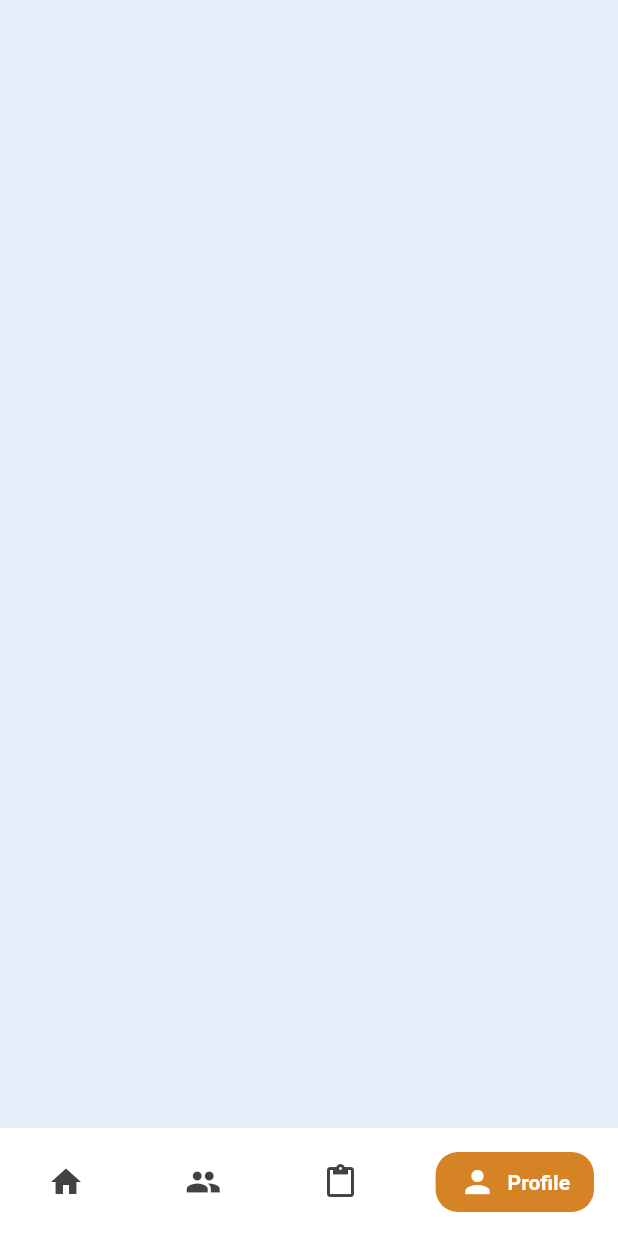
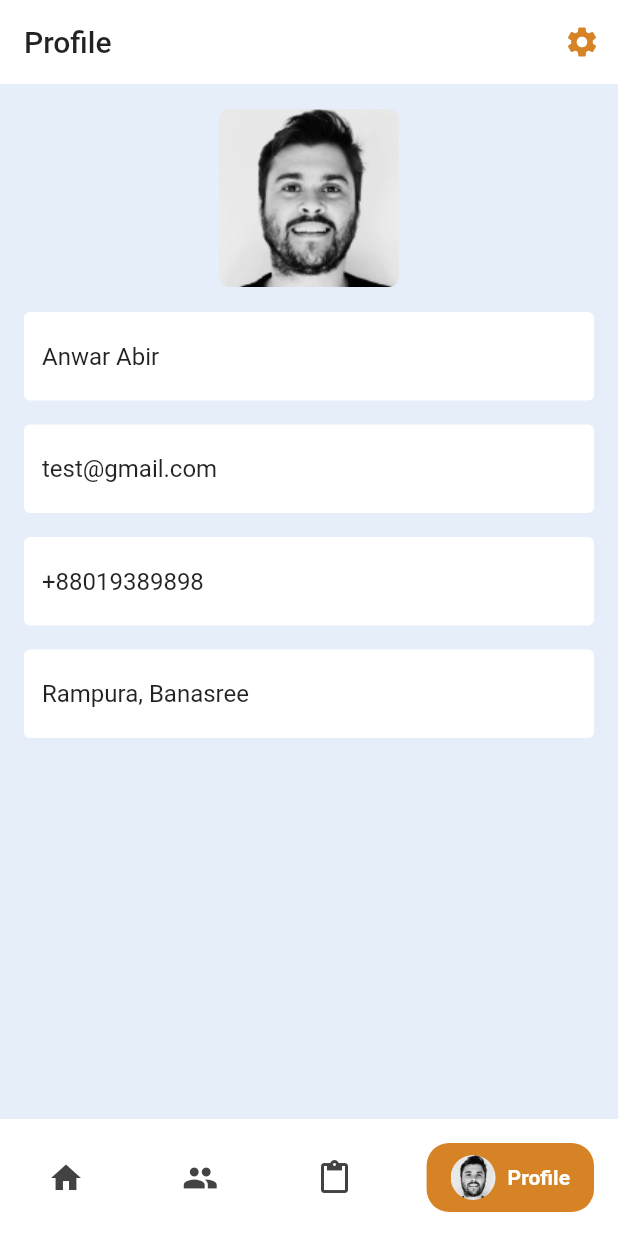
Before and after one commit to AndreaCavallo98/booking_lecture, a Flutter app: the DashBoard screen opened directly, item 4 of the bottom bar chosen, on a phone screen of 412 x 824 dp. Run offline on Flutter 3.47's test engine with Material 2 defaults, Android fonts, the phone set to English and light mode, and no system bars; drawn by our look-alikes of google_nav_bar; our stand-ins replace badges, flutter_slidable, flutter_svg, form_field_validator, get, get_storage and 5 more; missing offline and left inert: dart:ffi, string_to_hex; accounts and stored records are empty; network calls fail.

```diff
--- a/lib/controller/course_controller.dart
+++ b/lib/controller/course_controller.dart
@@ -13,8 +13,8 @@ class CourseController extends GetxController {
     try {
       isLoading(true);
       http.Response response = await http.get(Uri.tryParse(
-          'http://192.168.1.8:8080/Prenotazioni0_war_exploded/ServletCourse')!);
-      //'http://localhost:8080/Prenotazioni0_war_exploded/ServletCourse')!);
+          //'http://192.168.1.8:8080/Prenotazioni0_war_exploded/ServletCourse')!);
+          'http://localhost:8080/Prenotazioni0_war_exploded/ServletCourse')!);
       if (response.statusCode == 200) {
         var result = jsonDecode(response.body);
         courseList = List.from(result).map((e) => Course.fromJson(e)).toList();
--- a/lib/controller/teacher_controller.dart
+++ b/lib/controller/teacher_controller.dart
@@ -17,8 +17,8 @@ class TeacherController extends GetxController {
     try {
       isLoading(true);
       http.Response response = await http.get(Uri.tryParse(
-          'http://192.168.1.8:8080/Prenotazioni0_war_exploded/ServletTeacher?type=$type&courseid=$filterCourseId&avaliabledate=$filterDate&maxhourlyrate=$filterMaxHourlyRate')!);
-      //'http://localhost:8080/Prenotazioni0_war_exploded/ServletTeacher?type=$type&courseid=$filterCourseId&avaliabledate=$filterDate&maxhourlyrate=$filterMaxHourlyRate')!);
+          //'http://192.168.1.8:8080/Prenotazioni0_war_exploded/ServletTeacher?type=$type&courseid=$filterCourseId&avaliabledate=$filterDate&maxhourlyrate=$filterMaxHourlyRate')!);
+          'http://localhost:8080/Prenotazioni0_war_exploded/ServletTeacher?type=$type&courseid=$filterCourseId&avaliabledate=$filterDate&maxhourlyrate=$filterMaxHourlyRate')!);
       if (response.statusCode == 200) {
         var result = jsonDecode(response.body);
         teacherList =
@@ -52,8 +52,8 @@ class TeacherController extends GetxController {
   getMaxHourlyRateVaule() async {
     try {
       http.Response response = await http.get(Uri.tryParse(
-          'http://192.168.1.8:8080/Prenotazioni0_war_exploded/ServletTeacher?type=maxhourlyrate')!);
-      //'http://localhost:8080/Prenotazioni0_war_exploded/ServletTeacher?type=maxhourlyrate')!);
+          //'http://192.168.1.8:8080/Prenotazioni0_war_exploded/ServletTeacher?type=maxhourlyrate')!);
+          'http://localhost:8080/Prenotazioni0_war_exploded/ServletTeacher?type=maxhourlyrate')!);
       print(response.body);
       if (response.statusCode == 200) {
         maxSliderHourlyRate = int.parse(response.body);
--- a/lib/screens/auth/components/sign_in_form.dart
+++ b/lib/screens/auth/components/sign_in_form.dart
@@ -49,15 +49,17 @@ class SignInForm extends StatelessWidget {
             width: double.infinity,
             child: ElevatedButton(
               onPressed: () async {
+                print("PREMUTO");
                 if (_formKey.currentState!.validate()) {
                   _formKey.currentState!.save();
                   AuthResponse authResponse = await authController.login(
                       _usernameController.text, _passwordController.text);
 
                   if (authResponse.authError == "") {
-                    Navigator.of(context).pushAndRemoveUntil(
+                    /*Navigator.of(context).pushAndRemoveUntil(
                         MaterialPageRoute(builder: (context) => DashBoard()),
-                        (Route route) => false);
+                        (Route route) => false);*/
+                    // Navigator.of(context).pop();
                   } else {
                     Get.snackbar("Authentication Error", authResponse.authError,
                         snackPosition: SnackPosition.BOTTOM,
--- a/lib/screens/dashboard/dashboard_screen.dart
+++ b/lib/screens/dashboard/dashboard_screen.dart
@@ -11,6 +11,7 @@ import '../../constants.dart';
 import '../../controller/booking_controller.dart';
 import '../booking/my_booking_screen.dart';
 import '../home/home_screen.dart';
+import '../profile/profile/profile_screen.dart';
 
 class DashBoard extends StatelessWidget {
   DashBoard({Key? key}) : super(key: key);
@@ -24,7 +25,7 @@ class DashBoard extends StatelessWidget {
     HomePage(),
     const TeacherScreen(),
     MyBookingScreen(),
-    Container()
+    ProfileScreen()
   ];
 
   @override
@@ -68,20 +69,25 @@ class DashBoard extends StatelessWidget {
                   active: navBarController.selectedIndex.value == 2,
                 ),
                 GButton(
+                  leading: ClipRRect(
+                    borderRadius: BorderRadius.circular(20.0),
+                    child: Image.asset(
+                      "assets/images/user_pic.png",
+                      height: 30,
+                      width: 30,
+                    ),
+                  ),
                   icon: Icons.person,
                   text: 'Profile',
                   active: navBarController.selectedIndex.value == 3,
                 )
               ],
-              onTabChange: (pageNum) {
+              onTabChange: (pageNum) async {
                 navBarController.changePageIndex(pageNum);
                 teacherController.filterCourseId = -1;
                 teacherController.filterDate = "";
                 teacherController.filterMaxHourlyRate = 0;
                 teacherController.searchInput = "";
-                if (pageNum == 3) {
-                  authController.logout();
-                }
               },
             ),
           ),
--- /dev/null
+++ b/lib/screens/profile/profile/profile_screen.dart
@@ -0,0 +1,94 @@
+import 'package:booking_lecture/controller/auth_controller.dart';
+import 'package:flutter/material.dart';
+import 'package:get/get.dart';
+
+import '../../../constants.dart';
+
+class ProfileScreen extends StatelessWidget {
+  ProfileScreen({Key? key}) : super(key: key);
+  AuthController authController = Get.find();
+
+  @override
+  Widget build(BuildContext context) {
+    return Scaffold(
+      appBar: AppBar(
+        title: Text("Profile"),
+        actions: [
+          IconButton(
+            onPressed: () => authController
+                .logout() /*Navigator.push(
+              authController.logout();
+
+
+              context,
+              MaterialPageRoute(
+                builder: (context) => /*SettingsScreen()*/ Container(),
+              ),
+            )*/
+            ,
+            icon: Icon(
+              Icons.settings,
+              color: primaryColor,
+            ),
+          ),
+        ],
+      ),
+      body: SingleChildScrollView(
+        padding: EdgeInsets.all(defaultPadding),
+        child: Column(
+          children: [
+            ClipRRect(
+              borderRadius:
+                  const BorderRadius.all(Radius.circular(defaultPadding / 2)),
+              child: Image.asset(
+                "assets/images/user_pic.png",
+                height: 120,
+                width: 120,
+              ),
+            ),
+            SizedBox(height: defaultPadding),
+            Form(
+              child: Column(
+                children: [
+                  TextFormField(
+                    initialValue: "Anwar Abir",
+                    decoration: inputDecoration.copyWith(hintText: "Name"),
+                  ),
+                  Padding(
+                    padding:
+                        const EdgeInsets.symmetric(vertical: defaultPadding),
+                    child: TextFormField(
+                      initialValue: "test@gmail.com",
+                      decoration: inputDecoration.copyWith(hintText: "Email"),
+                    ),
+                  ),
+                  TextFormField(
+                    initialValue: "+88019389898",
+                    decoration:
+                        inputDecoration.copyWith(hintText: "Phone Number"),
+                  ),
+                  Padding(
+                    padding:
+                        const EdgeInsets.symmetric(vertical: defaultPadding),
+                    child: TextFormField(
+                      initialValue: "Rampura, Banasree",
+                      decoration: inputDecoration.copyWith(hintText: "Address"),
+                    ),
+                  ),
+                ],
+              ),
+            ),
+          ],
+        ),
+      ),
+    );
+  }
+}
+
+const InputDecoration inputDecoration = InputDecoration(
+  filled: true,
+  fillColor: Colors.white,
+  border: OutlineInputBorder(borderSide: BorderSide.none),
+  enabledBorder: OutlineInputBorder(borderSide: BorderSide.none),
+  focusedBorder: OutlineInputBorder(borderSide: BorderSide.none),
+);
--- a/lib/screens/teacher/teacher_screen.dart
+++ b/lib/screens/teacher/teacher_screen.dart
@@ -43,7 +43,7 @@ class _TeacherScreenState extends State<TeacherScreen> {
                 SliverAppBar(
                   backgroundColor: Colors.white,
                   //title: Text("PROVAAAAAAA"),
-                  expandedHeight: 80,
+                  expandedHeight: 100,
                   flexibleSpace:
                       const CustomAppBar(text: "Teachers", title: "All"),
                 ),
@@ -52,7 +52,7 @@ class _TeacherScreenState extends State<TeacherScreen> {
             children: [
               Container(
                 color: Colors.white,
-                height: 100,
+                height: 80,
                 child: Padding(
                   padding: const EdgeInsets.all(defaultPadding),
                   child: TextField(
--- a/pubspec.yaml
+++ b/pubspec.yaml
@@ -51,6 +51,7 @@ dependencies:
   flutter_slidable: ^1.3.0
   lottie:
   smooth_star_rating: 1.0.4+2
+  introduction_screen: ^2.1.0
 
 dev_dependencies:
   flutter_test:
```
Also changed, not shown: lib/controller/auth_controller.dart (+6 -6 lines), lib/controller/booking_controller.dart (+9 -10 lines), lib/controller/calendar_controller.dart (+3 -4 lines), lib/controller/review_controller.dart (+4 -4 lines), lib/main.dart (+7 -2 lines), lib/screens/auth/introduction_screen.dart (added, +93 -0 lines), lib/screens/auth/sign_up_screen.dart (+1 -6 lines), lib/screens/details/teacher_details_screen.dart (+7 -7 lines), lib/screens/main/main_screen.dart (+9 -2 lines), assets/images/user_pic.png (added), pubspec.lock.
